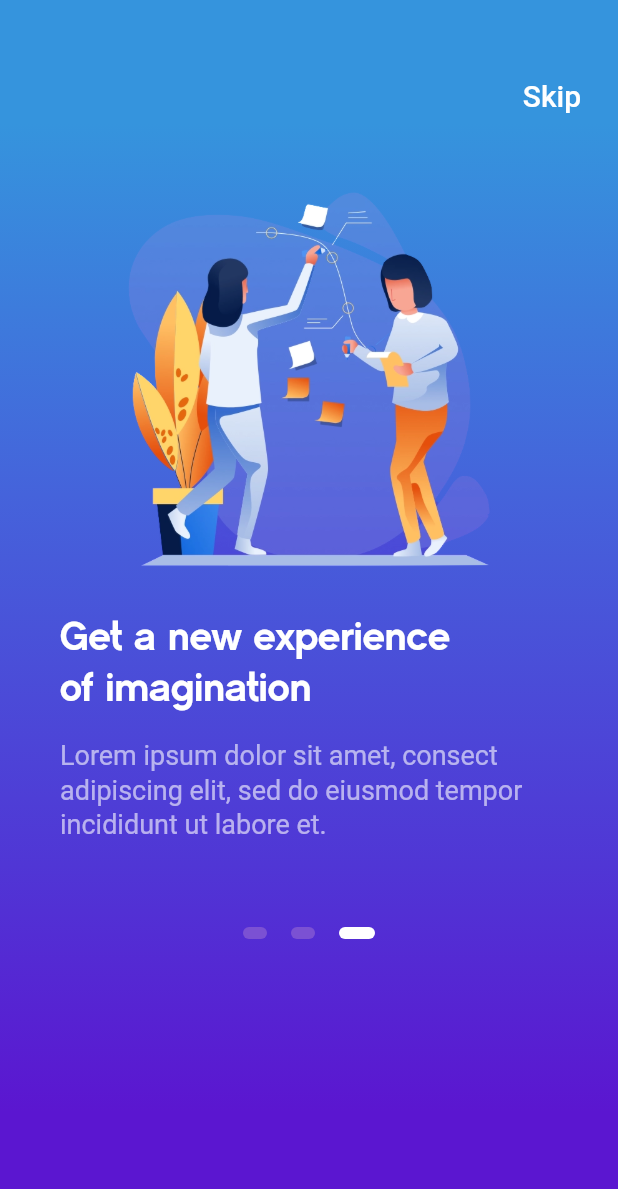
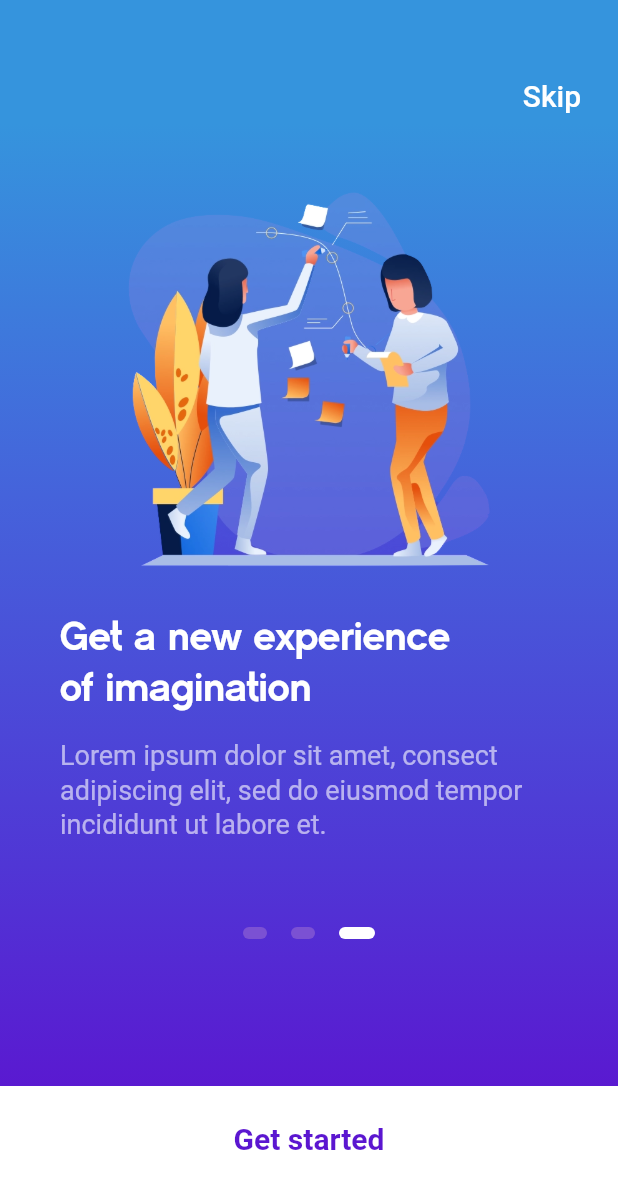
Before and after one commit to oxygamelab/onboarding_ui, a Flutter app: the screen it shows after launch, swiped to page 3, on a phone screen of 412 x 824 dp. Shown: the top 1189 px of the screen. Run offline on Flutter 3.47's test engine with Material 2 defaults, Android fonts, the phone set to English and light mode, and no system bars.

```diff
--- a/lib/screens/onboarding_screen.dart
+++ b/lib/screens/onboarding_screen.dart
@@ -173,6 +173,31 @@ class _OnboardingScreenState extends State<OnboardingScreen> {
                     ? Expanded(
                         child: Align(
                           alignment: FractionalOffset.bottomRight,
+                          child: FlatButton(
+                            onPressed: () {
+                              _pageController.nextPage(
+                                duration: Duration(milliseconds: 500),
+                                curve: Curves.ease,
+                              );
+                            },
+                            child: Row(
+                              mainAxisAlignment: MainAxisAlignment.center,
+                              mainAxisSize: MainAxisSize.min,
+                              children: [
+                                Text(
+                                  'Next',
+                                  style: TextStyle(
+                                      color: Colors.white, fontSize: 22.0),
+                                ),
+                                SizedBox(width: 10.0),
+                                Icon(
+                                  Icons.arrow_forward,
+                                  color: Colors.white,
+                                  size: 30.0,
+                                ),
+                              ],
+                            ),
+                          ),
                         ),
                       )
                     : Text(''),
@@ -181,6 +206,28 @@ class _OnboardingScreenState extends State<OnboardingScreen> {
           ),
         ),
       ),
+      bottomSheet: _currentPage == _numPages - 1
+          ? Container(
+              height: 100.0,
+              width: double.infinity,
+              color: Colors.white,
+              child: GestureDetector(
+                onTap: () => print('Get started'),
+                child: Center(
+                  child: Padding(
+                    padding: EdgeInsets.only(bottom: 30.0),
+                    child: Text(
+                      'Get started',
+                      style: TextStyle(
+                          color: Color(0xFF5B16D0),
+                          fontSize: 20.0,
+                          fontWeight: FontWeight.bold),
+                    ),
+                  ),
+                ),
+              ),
+            )
+          : Text(''),
     );
   }
 }
```
